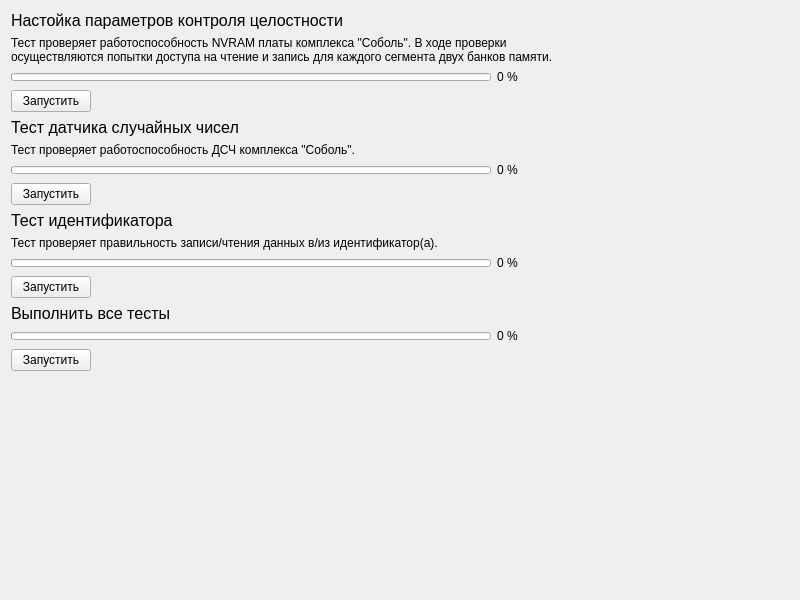
This is panels/DiagnosticPanel.ui in m6v/sobol as Qt 5 draws it before an edit. The edited form follows.
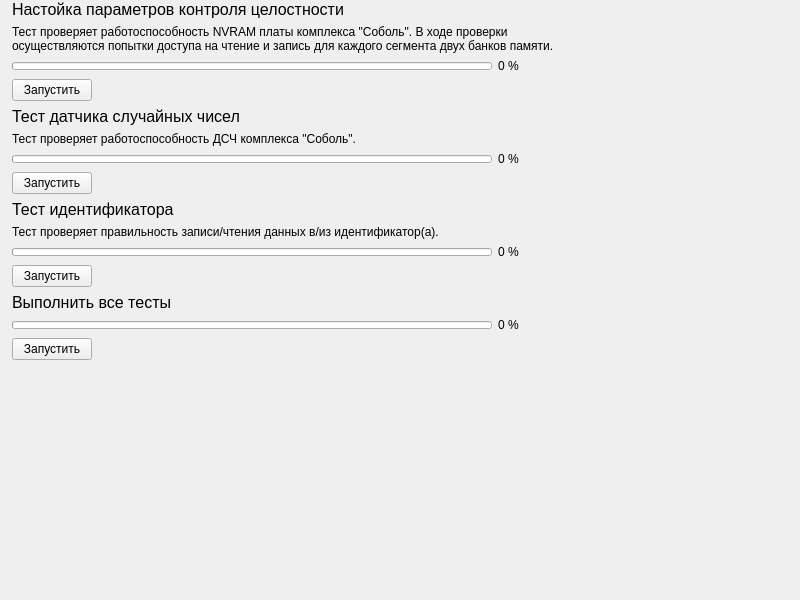
This is the edited form.

What changed in the file:
```diff
--- a/panels/DiagnosticPanel.ui
+++ b/panels/DiagnosticPanel.ui
@@ -14,8 +14,23 @@
    <string>Form</string>
   </property>
   <layout class="QVBoxLayout" name="verticalLayout_2">
+   <property name="leftMargin">
+    <number>0</number>
+   </property>
+   <property name="topMargin">
+    <number>0</number>
+   </property>
+   <property name="rightMargin">
+    <number>0</number>
+   </property>
+   <property name="bottomMargin">
+    <number>0</number>
+   </property>
    <item>
     <layout class="QVBoxLayout" name="verticalLayout">
+     <property name="leftMargin">
+      <number>12</number>
+     </property>
      <item>
       <widget class="QLabel" name="label_1">
        <property name="font">
```
